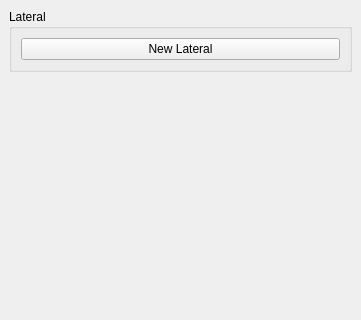
The window that Apps/SR/view/CasePlanningWidget.ui (wuzhuobin/MITK-Project) describes before a commit, drawn with Qt 5; both pictures show x 0 to 361 and y 0 to 320 of the 361 by 679 pixel window.
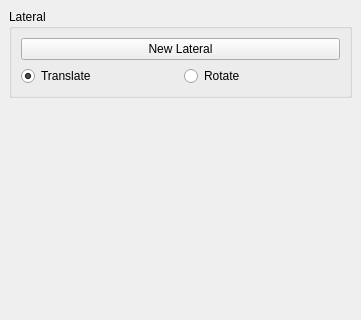
The same window after the commit. The open tabs and pages were chosen to show the change.

Commit message: Implement hide and remove lateral

The edit to the form file:
```diff
--- a/Apps/SR/view/CasePlanningWidget.ui
+++ b/Apps/SR/view/CasePlanningWidget.ui
@@ -240,13 +240,13 @@
    </layout>
   </widget>
   <widget class="QWidget" name="lateralPlanning">
-   <layout class="QVBoxLayout" name="verticalLayout_11">
+   <layout class="QVBoxLayout" name="verticalLayout_13">
     <item>
      <widget class="QGroupBox" name="groupBoxLaterals">
       <property name="title">
        <string>Lateral</string>
       </property>
-      <layout class="QVBoxLayout" name="verticalLayout_10">
+      <layout class="QVBoxLayout" name="verticalLayout_12">
        <item>
         <widget class="QPushButton" name="pushButtonLateralNew">
          <property name="text">
@@ -254,6 +254,33 @@
          </property>
         </widget>
        </item>
+       <item>
+        <layout class="QHBoxLayout" name="horizontalLayout_5">
+         <item>
+          <widget class="QRadioButton" name="radioButtonLateralTranslate">
+           <property name="text">
+            <string>Translate</string>
+           </property>
+           <property name="checked">
+            <bool>true</bool>
+           </property>
+           <attribute name="buttonGroup">
+            <string notr="true">buttonGroup</string>
+           </attribute>
+          </widget>
+         </item>
+         <item>
+          <widget class="QRadioButton" name="radioButtonLateralRotate">
+           <property name="text">
+            <string>Rotate</string>
+           </property>
+           <attribute name="buttonGroup">
+            <string notr="true">buttonGroup</string>
+           </attribute>
+          </widget>
+         </item>
+        </layout>
+       </item>
       </layout>
      </widget>
     </item>
@@ -273,13 +300,13 @@
    </layout>
   </widget>
   <widget class="QWidget" name="posteriorPlanning">
-   <layout class="QVBoxLayout" name="verticalLayout_13">
+   <layout class="QVBoxLayout" name="verticalLayout_11">
     <item>
      <widget class="QGroupBox" name="groupBoxPosteriors">
       <property name="title">
        <string>Posterior</string>
       </property>
-      <layout class="QVBoxLayout" name="verticalLayout_12">
+      <layout class="QVBoxLayout" name="verticalLayout_10">
        <item>
         <widget class="QPushButton" name="pushButtonPosteriorNew">
          <property name="text">
```
Left out of the diff: 24 changed lines with no effect on the pictures. The commit also changes 6 other files.
